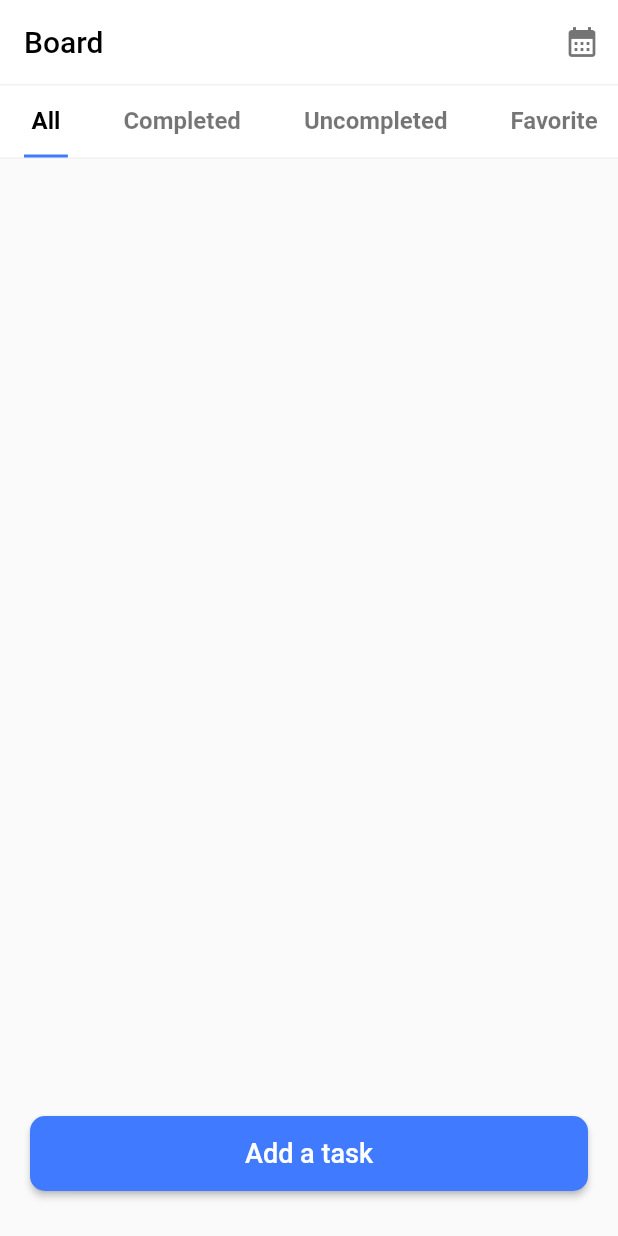
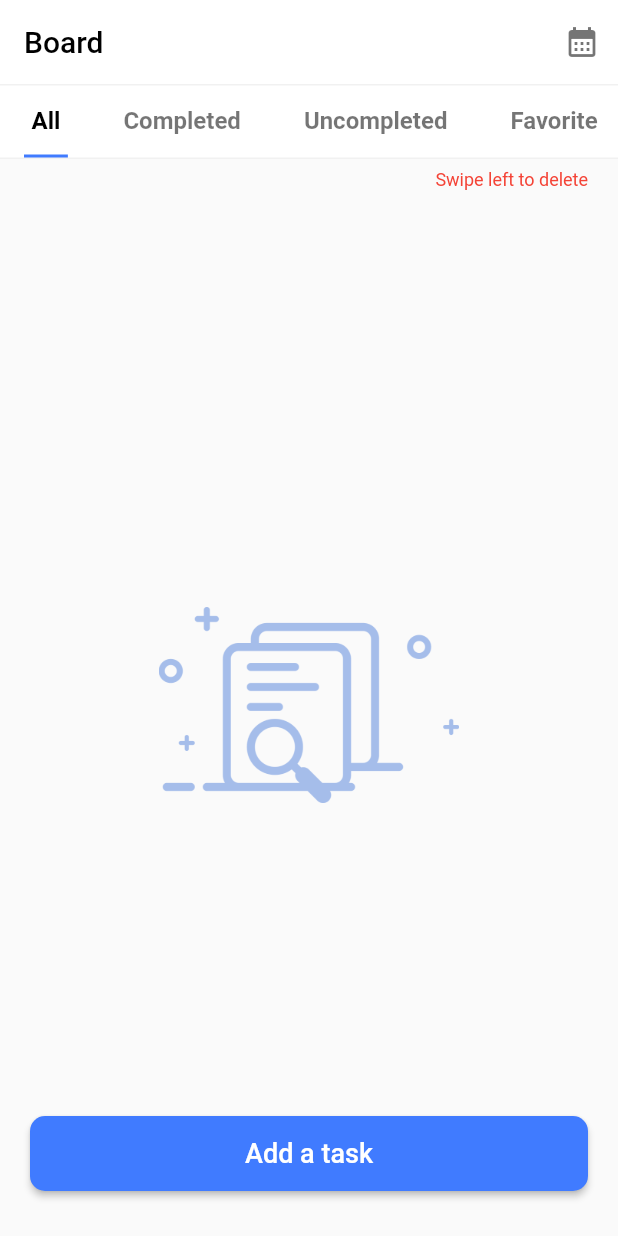
Before and after one commit to josephmaged/Algoriza_ToDoList, a Flutter app: the screen it shows after launch, on a phone screen of 412 x 824 dp. Run offline on Flutter 3.47's test engine with Material 2 defaults, Android fonts, the phone set to English and light mode, and no system bars; our stand-ins replace flutter_bloc, shared_preferences, sqflite; missing offline and left inert: animated_horizontal_calendar, dart:ffi; accounts and stored records are empty.

Commit message:
edit delete and UI bugs

```diff
--- a/lib/core/util/bloc/app/cubit.dart
+++ b/lib/core/util/bloc/app/cubit.dart
@@ -52,8 +52,11 @@ class AppBloc extends Cubit<AppStates> {
     }).then((value) {
       titleController.clear();
       dateController.clear();
+      selectedDateString = DateFormat('yyyy-MM-dd').format(DateTime.now());
       startTimeController.clear();
+      selectedStartTime = TimeOfDay.now();
       endTimeController.clear();
+      selectedEndTime = TimeOfDay.now();
       reminderController = 'At time of event';
       repeatController = 'Never';
 
@@ -110,9 +113,18 @@ class AppBloc extends Cubit<AppStates> {
     });
   }
 
+  void deleteTodo({required Map todo}) async {
+    await database.rawDelete('DELETE FROM todo WHERE id = ?', [todo['id']]);
+    emit(AppDeleteTodo());
+    getTodoData();
+  }
+
+
+  // Date & Time Picker
+
   TimeOfDay selectedStartTime = TimeOfDay.now();
   TimeOfDay selectedEndTime = TimeOfDay.now();
-  DateTime selectedDate = DateTime.now();
+  DateTime selectedDate = DateTime.now().toUtc();
   String selectedDateString = DateFormat('yyyy-MM-dd').format(DateTime.now());
 
   void date(BuildContext context) async {
--- a/lib/core/util/bloc/app/states.dart
+++ b/lib/core/util/bloc/app/states.dart
@@ -12,4 +12,6 @@ class AppDatabaseTodo extends AppStates {}
 
 class AppUpdateTodo extends AppStates {}
 
+class AppDeleteTodo extends AppStates {}
+
 class AppDatePicker extends AppStates {}
--- /dev/null
+++ b/lib/features/board/presentation/widgets/all_tasks_screen.dart
@@ -0,0 +1,31 @@
+import 'package:flutter/material.dart';
+import 'package:to_do_list/core/util/bloc/app/cubit.dart';
+import 'package:to_do_list/features/board/presentation/widgets/reusable_task_tile.dart';
+
+class AllTasksScreen extends StatelessWidget {
+  const AllTasksScreen({
+    Key? key,
+  }) : super(key: key);
+
+  @override
+  Widget build(BuildContext context) {
+    return RefreshIndicator(
+      onRefresh: () async {
+        AppBloc.get(context).getTodoData();
+      },
+      child: AppBloc.get(context).todoList.isEmpty
+          ? Center(
+            child: Image.asset(
+                'assets/images/no_data.png',
+                width: 200,
+              ),
+          )
+          : ListView.builder(
+              itemCount: AppBloc.get(context).todoList.length,
+              itemBuilder: (context, index) => ReusableTaskTile(
+                item: AppBloc.get(context).todoList[index],
+              ),
+            ),
+    );
+  }
+}
--- a/lib/features/board/presentation/widgets/board_widget.dart
+++ b/lib/features/board/presentation/widgets/board_widget.dart
@@ -1,3 +1,5 @@
+// ignore_for_file: prefer_const_literals_to_create_immutables, prefer_const_constructors
+
 import 'package:flutter/cupertino.dart';
 import 'package:flutter/material.dart';
 import 'package:flutter_bloc/flutter_bloc.dart';
@@ -5,8 +7,11 @@ import 'package:to_do_list/config/const.dart';
 import 'package:to_do_list/core/util/bloc/app/cubit.dart';
 import 'package:to_do_list/core/util/bloc/app/states.dart';
 import 'package:to_do_list/features/add_task/presentation/pages/add_task_page.dart';
+import 'package:to_do_list/features/board/presentation/widgets/all_tasks_screen.dart';
+import 'package:to_do_list/features/board/presentation/widgets/completed_tasks_screen.dart';
+import 'package:to_do_list/features/board/presentation/widgets/favorite_tasks_screen.dart';
 import 'package:to_do_list/features/board/presentation/widgets/reusable_tab_selector.dart';
-import 'package:to_do_list/features/board/presentation/widgets/reusable_task_tile.dart';
+import 'package:to_do_list/features/board/presentation/widgets/uncompleted_tasks_screen.dart';
 import 'package:to_do_list/features/schedule/presentation/pages/schedule_page.dart';
 import 'package:to_do_list/features/widgets/reusable_button.dart';
 
@@ -68,74 +73,24 @@ class BoardWidget extends StatelessWidget {
             ),
             body: Stack(
               children: [
-                TabBarView(
-                  children: [
-                    SizedBox(
-                      height: 500,
-                      width: 150,
-                      child: Padding(
-                          padding: const EdgeInsets.symmetric(horizontal: 20, vertical: 5),
-                          child: RefreshIndicator(
-                            onRefresh: () async {
-                              AppBloc.get(context).getTodoData();
-                            },
-                            child: ListView.builder(
-                                itemCount: AppBloc.get(context).todoList.length,
-                                itemBuilder: (context, index) => ReusableTaskTile(
-                                      item: AppBloc.get(context).todoList[index],
-                                    )),
-                          )),
-                    ),
-                    SizedBox(
-                      height: 500,
-                      width: 150,
-                      child: Padding(
-                          padding: const EdgeInsets.symmetric(horizontal: 20, vertical: 5),
-                          child: RefreshIndicator(
-                            onRefresh: () async {
-                              AppBloc.get(context).getTodoData();
-                            },
-                            child: ListView.builder(
-                                itemCount: AppBloc.get(context).completedTodoList.length,
-                                itemBuilder: (context, index) => ReusableTaskTile(
-                                      item: AppBloc.get(context).completedTodoList[index],
-                                    )),
-                          )),
-                    ),
-                    SizedBox(
-                      height: 500,
-                      width: 150,
-                      child: Padding(
-                          padding: const EdgeInsets.symmetric(horizontal: 20, vertical: 5),
-                          child: RefreshIndicator(
-                            onRefresh: () async {
-                              AppBloc.get(context).getTodoData();
-                            },
-                            child: ListView.builder(
-                                itemCount: AppBloc.get(context).unCompletedTodoList.length,
-                                itemBuilder: (context, index) => ReusableTaskTile(
-                                      item: AppBloc.get(context).unCompletedTodoList[index],
-                                    )),
-                          )),
-                    ),
-                    SizedBox(
-                      height: 500,
-                      width: 150,
-                      child: Padding(
-                          padding: const EdgeInsets.symmetric(horizontal: 20, vertical: 5),
-                          child: RefreshIndicator(
-                            onRefresh: () async {
-                              AppBloc.get(context).getTodoData();
-                              print(AppBloc.get(context).todoList);
-                            },
-                            child: ListView.builder(
-                                itemCount: AppBloc.get(context).favoriteTodoList.length,
-                                itemBuilder: (context, index) => ReusableTaskTile(
-                                      item: AppBloc.get(context).favoriteTodoList[index],
-                                    )),
-                          )),
-                    ),
-                  ],
+                Positioned(
+                  top: 7,
+                  right: 20,
+                  child: Text(
+                    'Swipe left to delete',
+                    style: TextStyle(color: Colors.red,fontSize: 12),
+                  ),
+                ),
+                Padding(
+                  padding: const EdgeInsets.only(top: 10),
+                  child: TabBarView(
+                    children: [
+                      AllTasksScreen(),
+                      CompletedScreen(),
+                      UnCompletedScreen(),
+                      FavoriteScreen(),
+                    ],
+                  ),
                 ),
                 ReusableButton(
                   text: 'Add a task',
```
Also changed, not shown: lib/features/board/presentation/widgets/completed_tasks_screen.dart (added, +36 -0 lines), lib/features/board/presentation/widgets/favorite_tasks_screen.dart (added, +37 -0 lines), lib/features/board/presentation/widgets/reusable_task_tile.dart (+22 -3 lines), lib/features/board/presentation/widgets/uncompleted_tasks_screen.dart (added, +36 -0 lines), assets/images/no_data.png (added).
